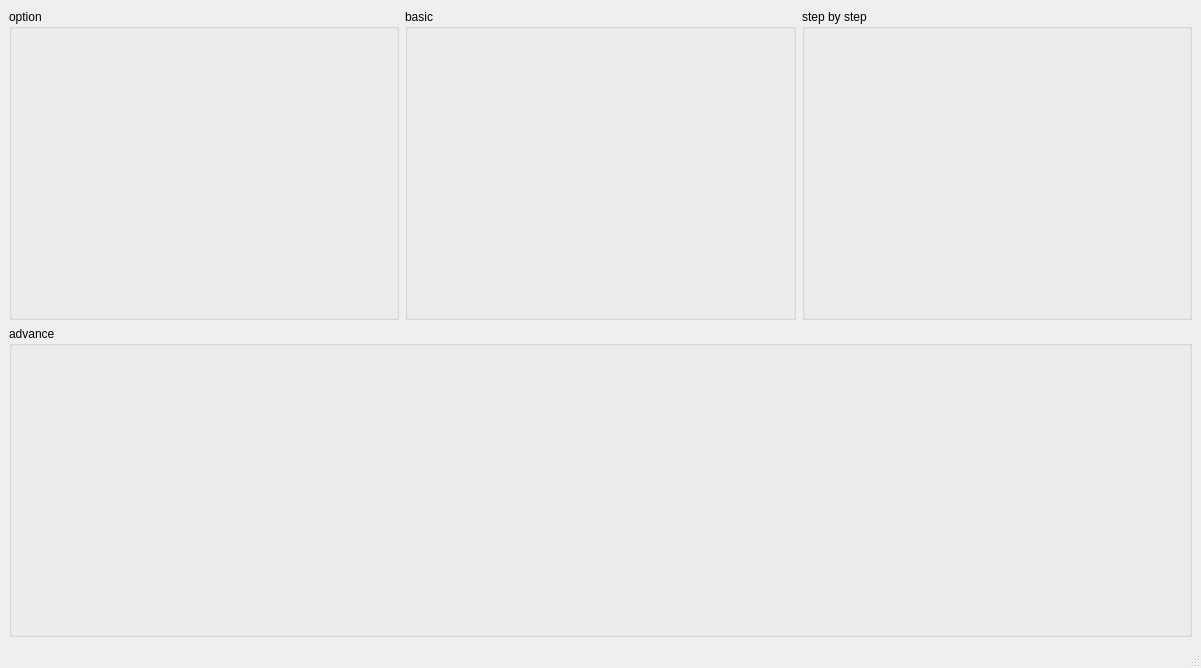
Above: calculator/calculator.ui from UniversityOfIsfahan-DS-00/phase3-mat-mot before the change. Below: the same form after it.
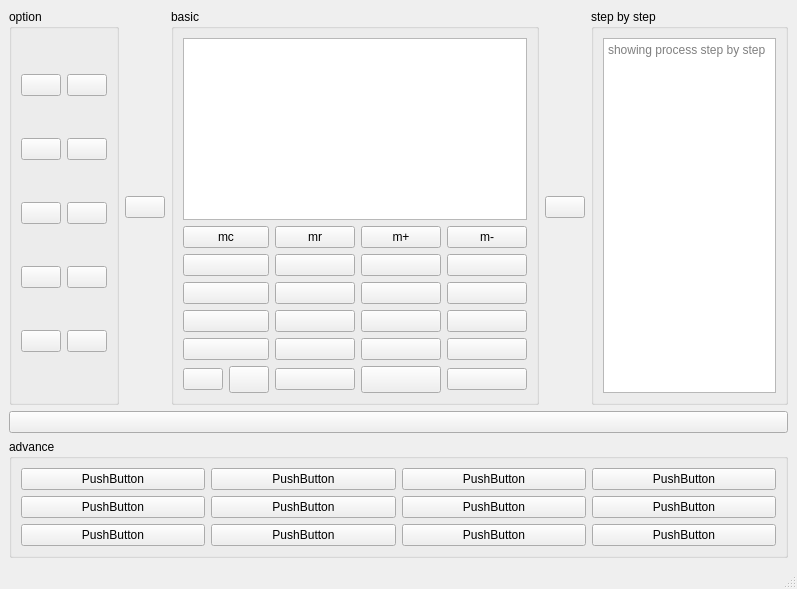
That is the form after the change. Icons and pictures are not drawn.

```diff
--- a/calculator/calculator.ui
+++ b/calculator/calculator.ui
@@ -2,14 +2,35 @@
 <ui version="4.0">
  <class>calculator</class>
  <widget class="QMainWindow" name="calculator">
+  <property name="enabled">
+   <bool>true</bool>
+  </property>
   <property name="geometry">
    <rect>
     <x>0</x>
     <y>0</y>
-    <width>1201</width>
-    <height>668</height>
+    <width>797</width>
+    <height>589</height>
    </rect>
   </property>
+  <property name="sizePolicy">
+   <sizepolicy hsizetype="Minimum" vsizetype="Minimum">
+    <horstretch>0</horstretch>
+    <verstretch>0</verstretch>
+   </sizepolicy>
+  </property>
+  <property name="minimumSize">
+   <size>
+    <width>220</width>
+    <height>220</height>
+   </size>
+  </property>
+  <property name="maximumSize">
+   <size>
+    <width>797</width>
+    <height>589</height>
+   </size>
+  </property>
   <property name="windowTitle">
    <string>calculator</string>
   </property>
@@ -22,6 +43,89 @@
         <property name="title">
          <string>option</string>
         </property>
+        <layout class="QGridLayout" name="gridLayout_3">
+         <item row="3" column="1">
+          <widget class="QPushButton" name="opteightbtn">
+           <property name="text">
+            <string/>
+           </property>
+          </widget>
+         </item>
+         <item row="1" column="0">
+          <widget class="QPushButton" name="optthreebtn">
+           <property name="text">
+            <string/>
+           </property>
+          </widget>
+         </item>
+         <item row="0" column="1">
+          <widget class="QPushButton" name="opttwobtn">
+           <property name="text">
+            <string/>
+           </property>
+          </widget>
+         </item>
+         <item row="2" column="1">
+          <widget class="QPushButton" name="optsixbtn">
+           <property name="text">
+            <string/>
+           </property>
+          </widget>
+         </item>
+         <item row="0" column="0">
+          <widget class="QPushButton" name="optonebtn">
+           <property name="text">
+            <string/>
+           </property>
+          </widget>
+         </item>
+         <item row="3" column="0">
+          <widget class="QPushButton" name="optsevenbtn">
+           <property name="text">
+            <string/>
+           </property>
+          </widget>
+         </item>
+         <item row="2" column="0">
+          <widget class="QPushButton" name="optfivebtn">
+           <property name="text">
+            <string/>
+           </property>
+          </widget>
+         </item>
+         <item row="4" column="0">
+          <widget class="QPushButton" name="optninebtn">
+           <property name="text">
+            <string/>
+           </property>
+          </widget>
+         </item>
+         <item row="1" column="1">
+          <widget class="QPushButton" name="optfourbtn">
+           <property name="text">
+            <string/>
+           </property>
+          </widget>
+         </item>
+         <item row="4" column="1">
+          <widget class="QPushButton" name="opttenbtn">
+           <property name="text">
+            <string/>
+           </property>
+          </widget>
+         </item>
+        </layout>
+       </widget>
+      </item>
+      <item>
+       <widget class="QPushButton" name="optionboxbtn">
+        <property name="text">
+         <string/>
+        </property>
+        <property name="icon">
+         <iconset>
+          <normaloff>C:/Users/Matin/Desktop/arrow-left.png</normaloff>C:/Users/Matin/Desktop/arrow-left.png</iconset>
+        </property>
        </widget>
       </item>
       <item>
@@ -29,6 +133,335 @@
         <property name="title">
          <string>basic</string>
         </property>
+        <layout class="QVBoxLayout" name="verticalLayout_3">
+         <item>
+          <widget class="QPlainTextEdit" name="inputpte">
+           <property name="sizePolicy">
+            <sizepolicy hsizetype="Expanding" vsizetype="Expanding">
+             <horstretch>0</horstretch>
+             <verstretch>0</verstretch>
+            </sizepolicy>
+           </property>
+           <property name="maximumSize">
+            <size>
+             <width>16777215</width>
+             <height>16777215</height>
+            </size>
+           </property>
+          </widget>
+         </item>
+         <item>
+          <layout class="QGridLayout" name="gridLayout">
+           <property name="topMargin">
+            <number>0</number>
+           </property>
+           <item row="0" column="0">
+            <widget class="QPushButton" name="mcbtn">
+             <property name="text">
+              <string>mc</string>
+             </property>
+            </widget>
+           </item>
+           <item row="5" column="0">
+            <widget class="QPushButton" name="onebtn">
+             <property name="text">
+              <string/>
+             </property>
+             <property name="icon">
+              <iconset>
+               <normaloff>C:/Users/Matin/Desktop/one (1).png</normaloff>C:/Users/Matin/Desktop/one (1).png</iconset>
+             </property>
+            </widget>
+           </item>
+           <item row="4" column="1">
+            <widget class="QPushButton" name="fivebtn">
+             <property name="text">
+              <string/>
+             </property>
+             <property name="icon">
+              <iconset>
+               <normaloff>C:/Users/Matin/Desktop/five (1).png</normaloff>C:/Users/Matin/Desktop/five (1).png</iconset>
+             </property>
+            </widget>
+           </item>
+           <item row="1" column="1">
+            <widget class="QPushButton" name="divisinbtn">
+             <property name="text">
+              <string/>
+             </property>
+             <property name="icon">
+              <iconset>
+               <normaloff>C:/Users/Matin/Desktop/divide.png</normaloff>C:/Users/Matin/Desktop/divide.png</iconset>
+             </property>
+            </widget>
+           </item>
+           <item row="4" column="0">
+            <widget class="QPushButton" name="fourbtn">
+             <property name="text">
+              <string/>
+             </property>
+             <property name="icon">
+              <iconset>
+               <normaloff>C:/Users/Matin/Desktop/four (1).png</normaloff>C:/Users/Matin/Desktop/four (1).png</iconset>
+             </property>
+            </widget>
+           </item>
+           <item row="0" column="1">
+            <widget class="QPushButton" name="mrbtn">
+             <property name="text">
+              <string>mr</string>
+             </property>
+            </widget>
+           </item>
+           <item row="1" column="0">
+            <widget class="QPushButton" name="powerbtn">
+             <property name="text">
+              <string/>
+             </property>
+             <property name="icon">
+              <iconset>
+               <normaloff>C:/Users/Matin/Desktop/navigate-up-arrow.png</normaloff>C:/Users/Matin/Desktop/navigate-up-arrow.png</iconset>
+             </property>
+            </widget>
+           </item>
+           <item row="0" column="2">
+            <widget class="QPushButton" name="mplusbtn">
+             <property name="text">
+              <string>m+</string>
+             </property>
+            </widget>
+           </item>
+           <item row="2" column="0">
+            <widget class="QPushButton" name="sevenbtn">
+             <property name="text">
+              <string/>
+             </property>
+             <property name="icon">
+              <iconset>
+               <normaloff>C:/Users/Matin/Desktop/seven (1).png</normaloff>C:/Users/Matin/Desktop/seven (1).png</iconset>
+             </property>
+            </widget>
+           </item>
+           <item row="0" column="3">
+            <widget class="QPushButton" name="mminesbtn">
+             <property name="text">
+              <string>m-</string>
+             </property>
+            </widget>
+           </item>
+           <item row="1" column="3">
+            <widget class="QPushButton" name="singledeletebtn">
+             <property name="text">
+              <string/>
+             </property>
+             <property name="icon">
+              <iconset>
+               <normaloff>C:/Users/Matin/Desktop/delete.png</normaloff>C:/Users/Matin/Desktop/delete.png</iconset>
+             </property>
+            </widget>
+           </item>
+           <item row="2" column="1">
+            <widget class="QPushButton" name="eightbtn">
+             <property name="text">
+              <string/>
+             </property>
+             <property name="icon">
+              <iconset>
+               <normaloff>C:/Users/Matin/Desktop/eight (1).png</normaloff>C:/Users/Matin/Desktop/eight (1).png</iconset>
+             </property>
+            </widget>
+           </item>
+           <item row="1" column="2">
+            <widget class="QPushButton" name="multiplebtn">
+             <property name="text">
+              <string/>
+             </property>
+             <property name="icon">
+              <iconset>
+               <normaloff>C:/Users/Matin/Desktop/cancel.png</normaloff>C:/Users/Matin/Desktop/cancel.png</iconset>
+             </property>
+            </widget>
+           </item>
+           <item row="2" column="2">
+            <widget class="QPushButton" name="ninebtn">
+             <property name="text">
+              <string/>
+             </property>
+             <property name="icon">
+              <iconset>
+               <normaloff>C:/Users/Matin/Desktop/nine (1).png</normaloff>C:/Users/Matin/Desktop/nine (1).png</iconset>
+             </property>
+            </widget>
+           </item>
+           <item row="2" column="3">
+            <widget class="QPushButton" name="fullclearbtn">
+             <property name="text">
+              <string/>
+             </property>
+             <property name="icon">
+              <iconset>
+               <normaloff>C:/Users/Matin/Desktop/letter-c.png</normaloff>C:/Users/Matin/Desktop/letter-c.png</iconset>
+             </property>
+            </widget>
+           </item>
+           <item row="4" column="2">
+            <widget class="QPushButton" name="sixbtn">
+             <property name="text">
+              <string/>
+             </property>
+             <property name="icon">
+              <iconset>
+               <normaloff>C:/Users/Matin/Desktop/six (1).png</normaloff>C:/Users/Matin/Desktop/six (1).png</iconset>
+             </property>
+            </widget>
+           </item>
+           <item row="5" column="1">
+            <widget class="QPushButton" name="twobtn">
+             <property name="text">
+              <string/>
+             </property>
+             <property name="icon">
+              <iconset>
+               <normaloff>C:/Users/Matin/Desktop/two (1).png</normaloff>C:/Users/Matin/Desktop/two (1).png</iconset>
+             </property>
+            </widget>
+           </item>
+           <item row="6" column="1">
+            <widget class="QPushButton" name="zerobtn">
+             <property name="text">
+              <string/>
+             </property>
+             <property name="icon">
+              <iconset>
+               <normaloff>C:/Users/Matin/Desktop/zero (1).png</normaloff>C:/Users/Matin/Desktop/zero (1).png</iconset>
+             </property>
+            </widget>
+           </item>
+           <item row="5" column="2">
+            <widget class="QPushButton" name="threebtn">
+             <property name="text">
+              <string/>
+             </property>
+             <property name="icon">
+              <iconset>
+               <normaloff>C:/Users/Matin/Desktop/three (1).png</normaloff>C:/Users/Matin/Desktop/three (1).png</iconset>
+             </property>
+            </widget>
+           </item>
+           <item row="4" column="3">
+            <widget class="QPushButton" name="minesbtn">
+             <property name="text">
+              <string/>
+             </property>
+             <property name="icon">
+              <iconset>
+               <normaloff>C:/Users/Matin/Desktop/minus-sign.png</normaloff>C:/Users/Matin/Desktop/minus-sign.png</iconset>
+             </property>
+            </widget>
+           </item>
+           <item row="5" column="3">
+            <widget class="QPushButton" name="plusbtn">
+             <property name="text">
+              <string/>
+             </property>
+             <property name="icon">
+              <iconset>
+               <normaloff>C:/Users/Matin/Desktop/plus.png</normaloff>C:/Users/Matin/Desktop/plus.png</iconset>
+             </property>
+            </widget>
+           </item>
+           <item row="6" column="2">
+            <widget class="QPushButton" name="dotbtn">
+             <property name="minimumSize">
+              <size>
+               <width>0</width>
+               <height>27</height>
+              </size>
+             </property>
+             <property name="text">
+              <string/>
+             </property>
+             <property name="icon">
+              <iconset>
+               <normaloff>C:/Users/Matin/Desktop/black-circle (1).png</normaloff>C:/Users/Matin/Desktop/black-circle (1).png</iconset>
+             </property>
+             <property name="iconSize">
+              <size>
+               <width>7</width>
+               <height>7</height>
+              </size>
+             </property>
+            </widget>
+           </item>
+           <item row="6" column="3">
+            <widget class="QPushButton" name="equalbtn">
+             <property name="text">
+              <string/>
+             </property>
+             <property name="icon">
+              <iconset>
+               <normaloff>C:/Users/Matin/Desktop/equal-mathematical-sign.png</normaloff>C:/Users/Matin/Desktop/equal-mathematical-sign.png</iconset>
+             </property>
+            </widget>
+           </item>
+           <item row="6" column="0">
+            <layout class="QHBoxLayout" name="horizontalLayout_2">
+             <item>
+              <widget class="QPushButton" name="openbraketbtn">
+               <property name="maximumSize">
+                <size>
+                 <width>48</width>
+                 <height>16777215</height>
+                </size>
+               </property>
+               <property name="text">
+                <string/>
+               </property>
+               <property name="icon">
+                <iconset>
+                 <normaloff>C:/Users/Matin/Desktop/parenthesis.png</normaloff>C:/Users/Matin/Desktop/parenthesis.png</iconset>
+               </property>
+              </widget>
+             </item>
+             <item>
+              <widget class="QPushButton" name="closebraketbtn">
+               <property name="sizePolicy">
+                <sizepolicy hsizetype="Fixed" vsizetype="Minimum">
+                 <horstretch>0</horstretch>
+                 <verstretch>0</verstretch>
+                </sizepolicy>
+               </property>
+               <property name="maximumSize">
+                <size>
+                 <width>48</width>
+                 <height>16777215</height>
+                </size>
+               </property>
+               <property name="text">
+                <string/>
+               </property>
+               <property name="icon">
+                <iconset>
+                 <normaloff>C:/Users/Matin/Desktop/parenthesis (1).png</normaloff>C:/Users/Matin/Desktop/parenthesis (1).png</iconset>
+               </property>
+              </widget>
+             </item>
+            </layout>
+           </item>
+          </layout>
+         </item>
+        </layout>
+       </widget>
+      </item>
+      <item>
+       <widget class="QPushButton" name="stepbystepboxbtn">
+        <property name="text">
+         <string/>
+        </property>
+        <property name="icon">
+         <iconset>
+          <normaloff>C:/Users/Matin/Desktop/arrow-right.png</normaloff>C:/Users/Matin/Desktop/arrow-right.png</iconset>
+        </property>
        </widget>
       </item>
       <item>
@@ -36,15 +469,124 @@
         <property name="title">
          <string>step by step</string>
         </property>
+        <layout class="QVBoxLayout" name="verticalLayout_2">
+         <item>
+          <widget class="QPlainTextEdit" name="stepbysteppte">
+           <property name="readOnly">
+            <bool>true</bool>
+           </property>
+           <property name="placeholderText">
+            <string>showing process step by step</string>
+           </property>
+          </widget>
+         </item>
+        </layout>
        </widget>
       </item>
      </layout>
     </item>
+    <item>
+     <widget class="QPushButton" name="advanceboxbtn">
+      <property name="text">
+       <string/>
+      </property>
+      <property name="icon">
+       <iconset>
+        <normaloff>C:/Users/Matin/Desktop/down-arrow.png</normaloff>C:/Users/Matin/Desktop/down-arrow.png</iconset>
+      </property>
+     </widget>
+    </item>
     <item>
      <widget class="QGroupBox" name="grpbox_advance">
       <property name="title">
        <string>advance</string>
       </property>
+      <layout class="QGridLayout" name="gridLayout_2">
+       <item row="0" column="1">
+        <widget class="QPushButton" name="pushButton_47">
+         <property name="text">
+          <string>PushButton</string>
+         </property>
+        </widget>
+       </item>
+       <item row="1" column="1">
+        <widget class="QPushButton" name="pushButton_51">
+         <property name="text">
+          <string>PushButton</string>
+         </property>
+        </widget>
+       </item>
+       <item row="1" column="3">
+        <widget class="QPushButton" name="pushButton_15">
+         <property name="text">
+          <string>PushButton</string>
+         </property>
+        </widget>
+       </item>
+       <item row="0" column="0">
+        <widget class="QPushButton" name="pushButton_48">
+         <property name="text">
+          <string>PushButton</string>
+         </property>
+        </widget>
+       </item>
+       <item row="1" column="2">
+        <widget class="QPushButton" name="pushButton_16">
+         <property name="text">
+          <string>PushButton</string>
+         </property>
+        </widget>
+       </item>
+       <item row="2" column="3">
+        <widget class="QPushButton" name="pushButton_14">
+         <property name="text">
+          <string>PushButton</string>
+         </property>
+        </widget>
+       </item>
+       <item row="1" column="0">
+        <widget class="QPushButton" name="pushButton_49">
+         <property name="text">
+          <string>PushButton</string>
+         </property>
+        </widget>
+       </item>
+       <item row="0" column="3">
+        <widget class="QPushButton" name="pushButton_17">
+         <property name="text">
+          <string>PushButton</string>
+         </property>
+        </widget>
+       </item>
+       <item row="0" column="2">
+        <widget class="QPushButton" name="pushButton_18">
+         <property name="text">
+          <string>PushButton</string>
+         </property>
+        </widget>
+       </item>
+       <item row="2" column="0">
+        <widget class="QPushButton" name="pushButton_50">
+         <property name="text">
+          <string>PushButton</string>
+         </property>
+        </widget>
+       </item>
+       <item row="2" column="2">
+        <widget class="QPushButton" name="pushButton_13">
+         <property name="text">
+          <string>PushButton</string>
+         </property>
+        </widget>
+       </item>
+       <item row="2" column="1">
+        <widget class="QPushButton" name="pushButton_52">
+         <property name="text">
+          <string>PushButton</string>
+         </property>
+        </widget>
+       </item>
+      </layout>
      </widget>
     </item>
    </layout>
```
Left out of the diff: 2 changed lines with no effect on the pictures.
